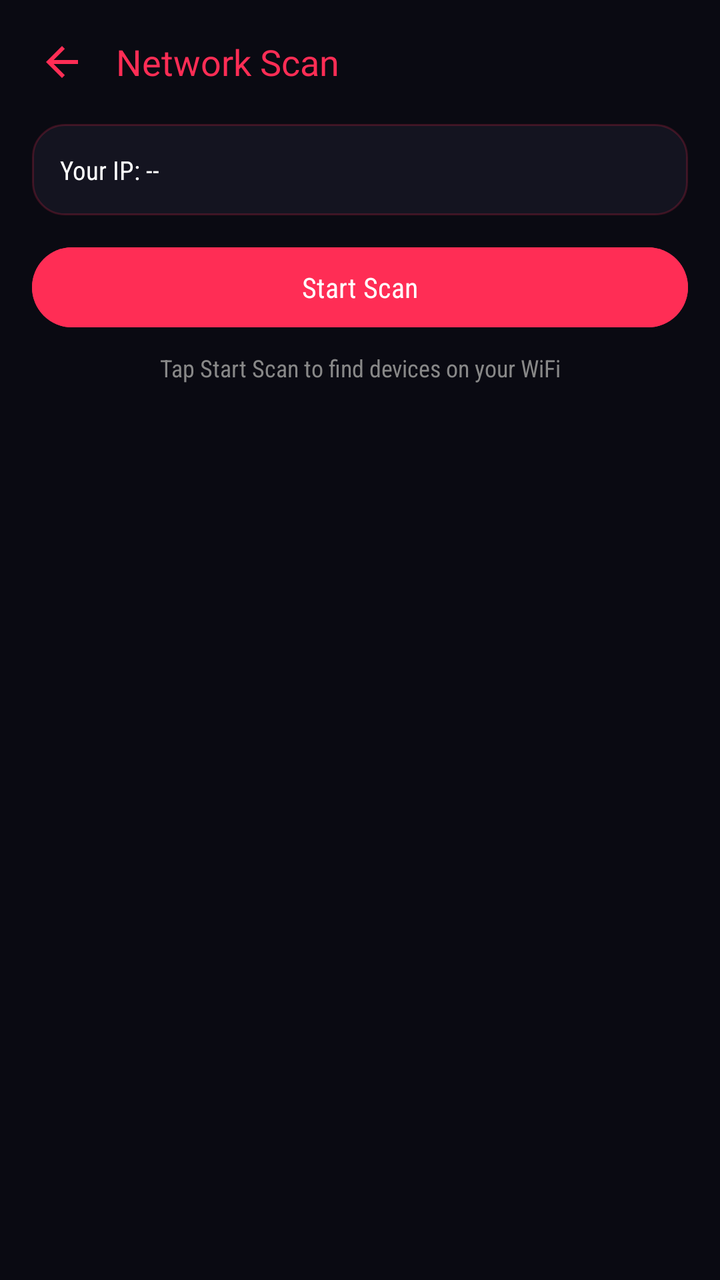
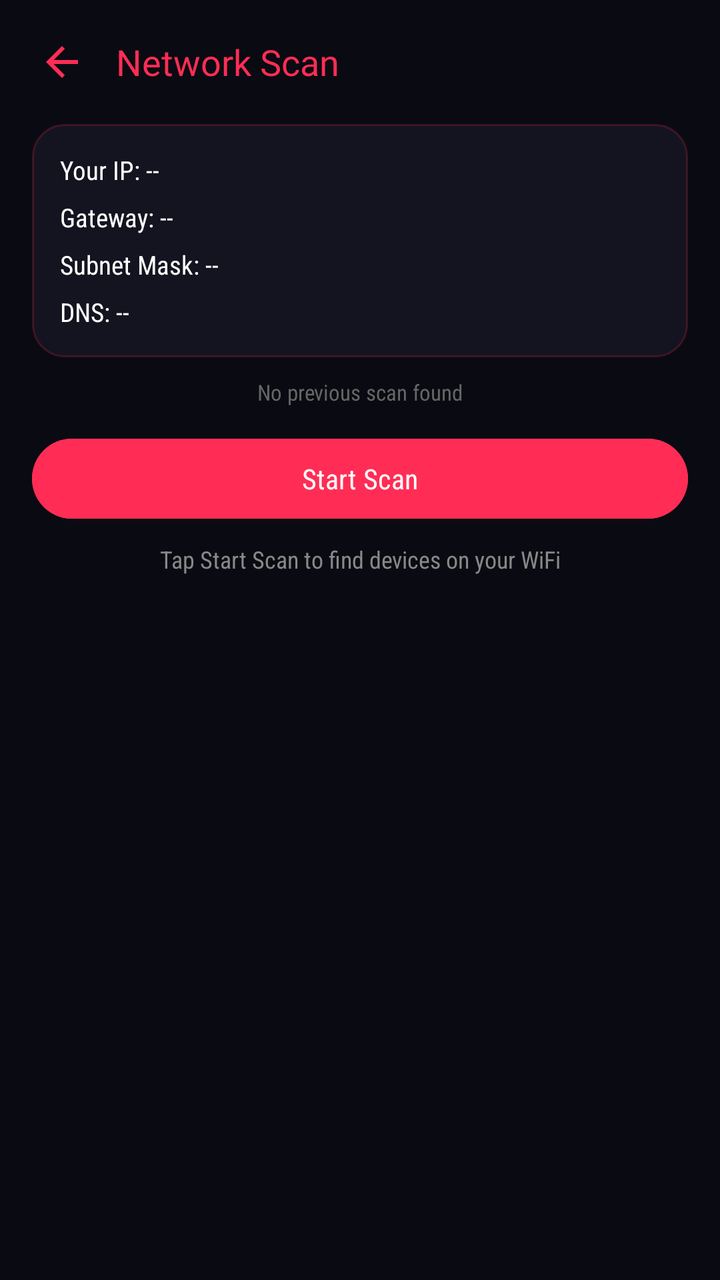

Two renders of the same Android screen: before a commit and after it. Below are the layout's source before the change and the commit's diff.
<!-- AndroidManifest.xml: activity theme Theme.RyuuTools -->
<!-- res/layout/activity_network_scan.xml -->
<?xml version="1.0" encoding="utf-8"?>
<androidx.core.widget.NestedScrollView xmlns:android="http://schemas.android.com/apk/res/android"
    android:layout_width="match_parent"
    android:layout_height="match_parent"
    android:background="@color/bg_dark">

    <LinearLayout
        android:layout_width="match_parent"
        android:layout_height="wrap_content"
        android:orientation="vertical"
        android:padding="16dp">

        <LinearLayout
            android:layout_width="match_parent"
            android:layout_height="wrap_content"
            android:orientation="horizontal"
            android:gravity="center_vertical"
            android:layout_marginBottom="16dp">

            <ImageButton
                android:id="@+id/btnBack"
                android:layout_width="30dp"
                android:layout_height="30dp"
                android:background="@android:color/transparent"
                android:src="@drawable/ic_back"
                android:tint="@color/neon_cyan"
                android:contentDescription="Back" />

            <TextView
                android:layout_width="wrap_content"
                android:layout_height="wrap_content"
                android:layout_marginStart="12dp"
                android:text="Network Scan"
                android:textColor="@color/neon_cyan"
                android:textSize="18sp"
                android:fontFamily="@font/orbitron_bold" />
        </LinearLayout>

        <TextView
            android:id="@+id/tvLocalIpInfo"
            android:layout_width="match_parent"
            android:layout_height="wrap_content"
            android:background="@drawable/bg_card_rounded"
            android:padding="14dp"
            android:text="Your IP: --"
            android:textColor="@color/text_white"
            android:textSize="13sp"
            android:fontFamily="sans-serif-condensed" />

        <Button
            android:id="@+id/btnStartScan"
            android:layout_width="match_parent"
            android:layout_height="wrap_content"
            android:layout_marginTop="12dp"
            android:text="Start Scan"
            android:backgroundTint="@color/neon_cyan"
            android:textColor="@color/text_white"
            android:fontFamily="sans-serif-condensed" />

        <ProgressBar
            android:id="@+id/progressBar"
            style="?android:attr/progressBarStyleHorizontal"
            android:layout_width="match_parent"
            android:layout_height="6dp"
            android:layout_marginTop="12dp"
            android:max="100"
            android:progress="0"
            android:progressTint="@color/neon_cyan"
            android:progressBackgroundTint="#2A2A38"
            android:visibility="gone" />

        <TextView
            android:id="@+id/tvScanStatus"
            android:layout_width="match_parent"
            android:layout_height="wrap_content"
            android:layout_marginTop="8dp"
            android:gravity="center"
            android:text="Tap Start Scan to find devices on your WiFi"
            android:textColor="#888888"
            android:textSize="12sp"
            android:fontFamily="sans-serif-condensed" />

        <androidx.recyclerview.widget.RecyclerView
            android:id="@+id/rvDevices"
            android:layout_width="match_parent"
            android:layout_height="wrap_content"
            android:layout_marginTop="12dp"
            android:nestedScrollingEnabled="false" />

    </LinearLayout>
</androidx.core.widget.NestedScrollView>
<!-- resources referenced by this layout -->
<resources>
  <color name="bg_dark">#0A0A12</color>
  <color name="neon_cyan">#FF2D55</color>
  <color name="text_white">#FFFFFF</color>
  <!-- drawable bg_card_rounded (drawable) -->
  <?xml version="1.0" encoding="utf-8"?>
  <shape xmlns:android="http://schemas.android.com/apk/res/android">
      <solid android:color="#141420" />
      <corners android:radius="16dp" />
      <stroke android:width="1dp" android:color="#33FF2D55" />
  </shape>
  <!-- drawable ic_back (drawable) -->
  <vector xmlns:android="http://schemas.android.com/apk/res/android"
      android:width="24dp" android:height="24dp"
      android:viewportWidth="24" android:viewportHeight="24">
      <path android:fillColor="#FFFFFF" android:pathData="M20,11L7.83,11l5.59,-5.59L12,4l-8,8 8,8 1.41,-1.41L7.83,13L20,13z"/>
  </vector>
  <style name="Theme.RyuuTools" parent="Theme.Material3.Dark.NoActionBar">
          <item name="android:windowBackground">@color/bg_dark</item>
          <item name="colorPrimary">@color/neon_cyan</item>
          <item name="colorSecondary">@color/neon_purple</item>
          <item name="android:statusBarColor">@color/bg_dark</item>
          <item name="android:navigationBarColor">@color/bg_dark</item>
      </style>
  <color name="neon_purple">#FF2D55</color>
</resources>

<!-- the commit's change to res/layout/activity_network_scan.xml (unified diff, before → after) -->
@@ -36,15 +36,63 @@
                 android:fontFamily="@font/orbitron_bold" />
         </LinearLayout>
 
-        <TextView
-            android:id="@+id/tvLocalIpInfo"
+        <LinearLayout
             android:layout_width="match_parent"
             android:layout_height="wrap_content"
+            android:orientation="vertical"
             android:background="@drawable/bg_card_rounded"
-            android:padding="14dp"
-            android:text="Your IP: --"
-            android:textColor="@color/text_white"
-            android:textSize="13sp"
+            android:padding="14dp">
+
+            <TextView
+                android:id="@+id/tvLocalIpInfo"
+                android:layout_width="match_parent"
+                android:layout_height="wrap_content"
+                android:text="Your IP: --"
+                android:textColor="@color/text_white"
+                android:textSize="13sp"
+                android:fontFamily="sans-serif-condensed" />
+
+            <TextView
+                android:id="@+id/tvGatewayInfo"
+                android:layout_width="match_parent"
+                android:layout_height="wrap_content"
+                android:layout_marginTop="6dp"
+                android:text="Gateway: --"
+                android:textColor="@color/text_white"
+                android:textSize="13sp"
+                android:fontFamily="sans-serif-condensed" />
+
+            <TextView
+                android:id="@+id/tvSubnetInfo"
+                android:layout_width="match_parent"
+                android:layout_height="wrap_content"
+                android:layout_marginTop="6dp"
+                android:text="Subnet Mask: --"
+                android:textColor="@color/text_white"
+                android:textSize="13sp"
+                android:fontFamily="sans-serif-condensed" />
+
+            <TextView
+                android:id="@+id/tvDnsInfo"
+                android:layout_width="match_parent"
+                android:layout_height="wrap_content"
+                android:layout_marginTop="6dp"
+                android:text="DNS: --"
+                android:textColor="@color/text_white"
+                android:textSize="13sp"
+                android:fontFamily="sans-serif-condensed" />
+
+        </LinearLayout>
+
+        <TextView
+            android:id="@+id/tvLastScanInfo"
+            android:layout_width="match_parent"
+            android:layout_height="wrap_content"
+            android:layout_marginTop="10dp"
+            android:gravity="center"
+            android:text="No previous scan found"
+            android:textColor="#666666"
+            android:textSize="11sp"
             android:fontFamily="sans-serif-condensed" />
 
         <Button
@@ -80,6 +128,36 @@
             android:textSize="12sp"
             android:fontFamily="sans-serif-condensed" />
 
+        <LinearLayout
+            android:id="@+id/filterSortRow"
+            android:layout_width="match_parent"
+            android:layout_height="wrap_content"
+            android:orientation="horizontal"
+            android:layout_marginTop="10dp"
+            android:visibility="gone">
+
+            <Button
+                android:id="@+id/btnToggleFilter"
+                android:layout_width="0dp"
+                android:layout_height="wrap_content"
+                android:layout_weight="1"
+                android:layout_marginEnd="4dp"
+                android:text="Show All"
+                android:textSize="11sp"
+                android:fontFamily="sans-serif-condensed" />
+
+            <Button
+                android:id="@+id/btnToggleSort"
+                android:layout_width="0dp"
+                android:layout_height="wrap_content"
+                android:layout_weight="1"
+                android:layout_marginStart="4dp"
+                android:text="Sort: Default"
+                android:textSize="11sp"
+                android:fontFamily="sans-serif-condensed" />
+
+        </LinearLayout>
+
         <androidx.recyclerview.widget.RecyclerView
             android:id="@+id/rvDevices"
             android:layout_width="match_parent"
@@ -87,5 +165,13 @@
             android:layout_marginTop="12dp"
             android:nestedScrollingEnabled="false" />
 
+        <Button
+            android:id="@+id/btnExportResults"
+            android:layout_width="match_parent"
+            android:layout_height="wrap_content"
+            android:layout_marginTop="8dp"
+            android:text="Export Results"
+            android:visibility="gone" />
+
     </LinearLayout>
 </androidx.core.widget.NestedScrollView>
